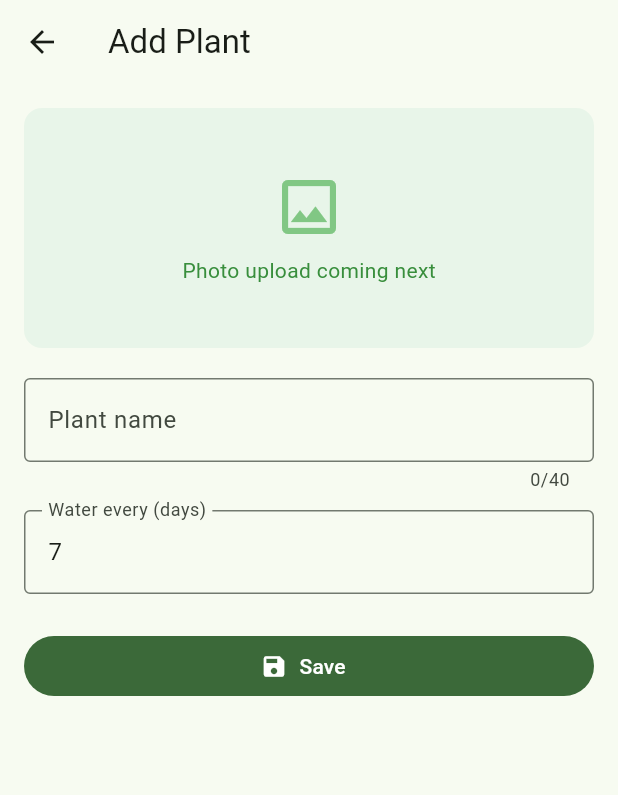
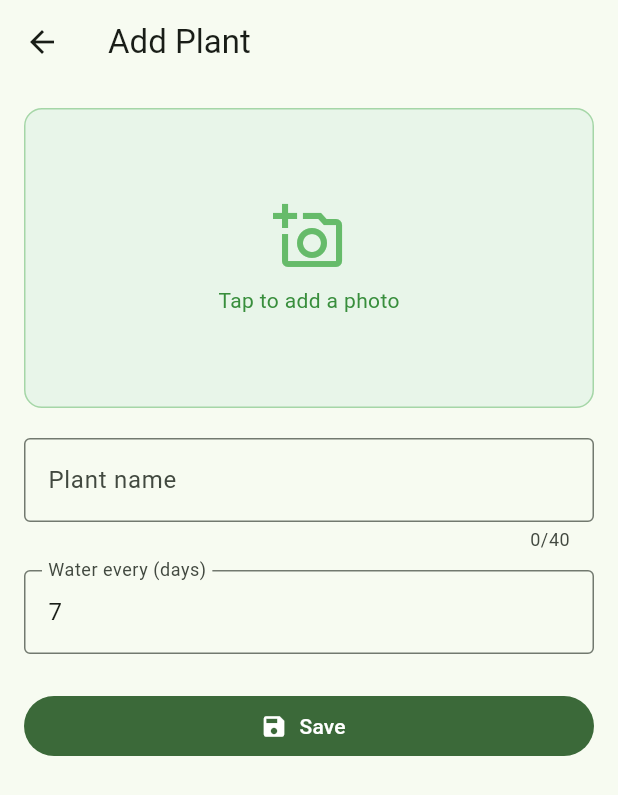
Before and after one commit to eric-zhao/flower-watering, a Flutter app: the screen it shows after launch, after a tap on the "add" icon, on a phone screen of 412 x 824 dp. Shown: the top 795 px of the screen. Run offline on Flutter 3.47's test engine with Material 3 defaults, Android fonts, the phone set to English and light mode, and no system bars; our stand-ins replace hive, hive_flutter, image_picker; accounts and stored records are empty.

Commit message:
Slice 2: photo upload from gallery or camera
Stores image bytes directly in the Plant record (Uint8List) so the same code
works in Chrome (IndexedDB) and Android (file sandbox) with no path juggling.
PlantAdapter bumped to typeId 1; main() now wipes the box if it can't read
the old schema, so the dev preview self-migrates on restart.

Add screen now opens a bottom sheet (gallery / camera / remove) and shows a
preview. Card thumbnails and the detail hero image render via Image.memory.

Co-Authored-By: Claude Opus 4.7 (1M context) <noreply@anthropic.com>

```diff
--- a/lib/main.dart
+++ b/lib/main.dart
@@ -12,11 +12,20 @@ Future<void> main() async {
   WidgetsFlutterBinding.ensureInitialized();
   await Hive.initFlutter();
   Hive.registerAdapter(PlantAdapter());
-  final box = await Hive.openBox<Plant>(_boxName);
+  final box = await _openOrReset();
   if (kDebugMode && box.isEmpty) {
     _seedDemoPlants(box);
   }
   runApp(FlowerWateringApp(repository: PlantRepository(box)));
+}
+
+Future<Box<Plant>> _openOrReset() async {
+  try {
+    return await Hive.openBox<Plant>(_boxName);
+  } catch (_) {
+    await Hive.deleteBoxFromDisk(_boxName);
+    return await Hive.openBox<Plant>(_boxName);
+  }
 }
 
 void _seedDemoPlants(Box<Plant> box) {
@@ -26,21 +35,21 @@ void _seedDemoPlants(Box<Plant> box) {
     Plant(
       id: 'demo-rosemary',
       name: 'Rosemary',
-      imagePath: '',
+      imageBytes: Uint8List(0),
       frequencyDays: 5,
       lastWatered: midnight.subtract(const Duration(days: 7)),
     ),
     Plant(
       id: 'demo-money-tree',
       name: 'Money Tree',
-      imagePath: '',
+      imageBytes: Uint8List(0),
       frequencyDays: 10,
       lastWatered: midnight.subtract(const Duration(days: 7)),
     ),
     Plant(
       id: 'demo-aloe',
       name: 'Aloe Vera',
-      imagePath: '',
+      imageBytes: Uint8List(0),
       frequencyDays: 14,
       lastWatered: midnight.subtract(const Duration(days: 2)),
     ),
--- a/lib/models/plant.dart
+++ b/lib/models/plant.dart
@@ -1,19 +1,26 @@
+import 'dart:typed_data';
+
 import 'package:hive/hive.dart';
 
 class Plant {
   Plant({
     required this.id,
     required this.name,
-    required this.imagePath,
+    required this.imageBytes,
     required this.frequencyDays,
     required this.lastWatered,
   });
 
   final String id;
   String name;
-  String imagePath;
+
+  /// Empty when no photo has been picked.
+  Uint8List imageBytes;
+
   int frequencyDays;
   DateTime lastWatered;
+
+  bool get hasImage => imageBytes.isNotEmpty;
 
   int daysSinceWatered(DateTime now) =>
       _midnight(now).difference(_midnight(lastWatered)).inDays;
@@ -30,14 +37,14 @@ class Plant {
 
 class PlantAdapter extends TypeAdapter<Plant> {
   @override
-  final int typeId = 0;
+  final int typeId = 1;
 
   @override
   Plant read(BinaryReader reader) {
     return Plant(
       id: reader.readString(),
       name: reader.readString(),
-      imagePath: reader.readString(),
+      imageBytes: Uint8List.fromList(reader.readByteList()),
       frequencyDays: reader.readInt(),
       lastWatered: DateTime.fromMillisecondsSinceEpoch(reader.readInt()),
     );
@@ -47,7 +54,7 @@ class PlantAdapter extends TypeAdapter<Plant> {
   void write(BinaryWriter writer, Plant obj) {
     writer.writeString(obj.id);
     writer.writeString(obj.name);
-    writer.writeString(obj.imagePath);
+    writer.writeByteList(obj.imageBytes);
     writer.writeInt(obj.frequencyDays);
     writer.writeInt(obj.lastWatered.millisecondsSinceEpoch);
   }
--- a/lib/screens/add_plant_screen.dart
+++ b/lib/screens/add_plant_screen.dart
@@ -1,5 +1,6 @@
 import 'package:flutter/material.dart';
 import 'package:flutter/services.dart';
+import 'package:image_picker/image_picker.dart';
 
 import '../services/plant_repository.dart';
 
@@ -16,6 +17,10 @@ class _AddPlantScreenState extends State<AddPlantScreen> {
   final _formKey = GlobalKey<FormState>();
   final _nameCtrl = TextEditingController();
   final _freqCtrl = TextEditingController(text: '7');
+  final _picker = ImagePicker();
+
+  Uint8List _imageBytes = Uint8List(0);
+  bool _picking = false;
 
   @override
   void dispose() {
@@ -24,11 +29,67 @@ class _AddPlantScreenState extends State<AddPlantScreen> {
     super.dispose();
   }
 
+  Future<void> _pickFrom(ImageSource source) async {
+    Navigator.of(context).pop();
+    setState(() => _picking = true);
+    try {
+      final picked = await _picker.pickImage(
+        source: source,
+        maxWidth: 1024,
+        maxHeight: 1024,
+        imageQuality: 85,
+      );
+      if (picked == null) return;
+      final bytes = await picked.readAsBytes();
+      if (!mounted) return;
+      setState(() => _imageBytes = bytes);
+    } catch (e) {
+      if (!mounted) return;
+      ScaffoldMessenger.of(context).showSnackBar(
+        SnackBar(content: Text('Could not pick image: $e')),
+      );
+    } finally {
+      if (mounted) setState(() => _picking = false);
+    }
+  }
+
+  void _openPickerSheet() {
+    showModalBottomSheet<void>(
+      context: context,
+      builder: (ctx) => SafeArea(
+        child: Column(
+          mainAxisSize: MainAxisSize.min,
+          children: [
+            ListTile(
+              leading: const Icon(Icons.photo_library),
+              title: const Text('Choose from gallery'),
+              onTap: () => _pickFrom(ImageSource.gallery),
+            ),
+            ListTile(
+              leading: const Icon(Icons.photo_camera),
+              title: const Text('Take a photo'),
+              onTap: () => _pickFrom(ImageSource.camera),
+            ),
+            if (_imageBytes.isNotEmpty)
+              ListTile(
+                leading: const Icon(Icons.delete_outline),
+                title: const Text('Remove photo'),
+                onTap: () {
+                  Navigator.of(ctx).pop();
+                  setState(() => _imageBytes = Uint8List(0));
+                },
+              ),
+          ],
+        ),
+      ),
+    );
+  }
+
   void _save() {
     if (!_formKey.currentState!.validate()) return;
     widget.repository.create(
       name: _nameCtrl.text.trim(),
-      imagePath: '',
+      imageBytes: _imageBytes,
       frequencyDays: int.parse(_freqCtrl.text.trim()),
     );
     Navigator.of(context).pop();
@@ -45,25 +106,10 @@ class _AddPlantScreenState extends State<AddPlantScreen> {
           child: Column(
             crossAxisAlignment: CrossAxisAlignment.stretch,
             children: [
-              Container(
-                height: 160,
-                decoration: BoxDecoration(
-                  color: Colors.green.shade50,
-                  borderRadius: BorderRadius.circular(12),
-                ),
-                alignment: Alignment.center,
-                child: Column(
-                  mainAxisSize: MainAxisSize.min,
-                  children: [
-                    Icon(Icons.image_outlined,
-                        size: 48, color: Colors.green.shade300),
-                    const SizedBox(height: 8),
-                    Text(
-                      'Photo upload coming next',
-                      style: TextStyle(color: Colors.green.shade700),
-                    ),
-                  ],
-                ),
+              _PhotoPickerBox(
+                bytes: _imageBytes,
+                busy: _picking,
+                onTap: _openPickerSheet,
               ),
               const SizedBox(height: 20),
               TextFormField(
@@ -108,3 +154,66 @@ class _AddPlantScreenState extends State<AddPlantScreen> {
     );
   }
 }
+
+class _PhotoPickerBox extends StatelessWidget {
+  const _PhotoPickerBox({
+    required this.bytes,
+    required this.busy,
+    required this.onTap,
+  });
+
+  final Uint8List bytes;
+  final bool busy;
+  final VoidCallback onTap;
+
+  @override
+  Widget build(BuildContext context) {
+    return InkWell(
+      onTap: busy ? null : onTap,
+      borderRadius: BorderRadius.circular(12),
+      child: Container(
+        height: 200,
+        decoration: BoxDecoration(
+          color: Colors.green.shade50,
+          borderRadius: BorderRadius.circular(12),
+          border: Border.all(color: Colors.green.shade200),
+        ),
+        clipBehavior: Clip.antiAlias,
+        child: busy
+            ? const Center(child: CircularProgressIndicator())
+            : bytes.isNotEmpty
+                ? Stack(
+                    fit: StackFit.expand,
+                    children: [
+                      Image.memory(bytes, fit: BoxFit.cover),
+                      Positioned(
+                        right: 8,
+                        bottom: 8,
+                        child: Material(
+                          color: Colors.black54,
+                          shape: const CircleBorder(),
+                          child: const Padding(
+                            padding: EdgeInsets.all(8),
+                            child: Icon(Icons.edit,
+                                size: 18, color: Colors.white),
+                          ),
+                        ),
+                      ),
+                    ],
+                  )
+                : Column(
+                    mainAxisAlignment: MainAxisAlignment.center,
+                    children: [
+                      Icon(Icons.add_a_photo_outlined,
+                          size: 48, color: Colors.green.shade400),
+                      const SizedBox(height: 8),
+                      Text(
+                        'Tap to add a photo',
+                        style: TextStyle(color: Colors.green.shade700),
+                      ),
+                    ],
+                  ),
+      ),
+    );
+  }
+}
--- a/lib/services/plant_repository.dart
+++ b/lib/services/plant_repository.dart
@@ -21,13 +21,13 @@ class PlantRepository extends ChangeNotifier {
 
   Plant create({
     required String name,
-    required String imagePath,
+    required Uint8List imageBytes,
     required int frequencyDays,
   }) {
     final plant = Plant(
       id: _uuid.v4(),
       name: name,
-      imagePath: imagePath,
+      imageBytes: imageBytes,
       frequencyDays: frequencyDays,
       lastWatered: _midnight(DateTime.now()),
     );
--- a/pubspec.yaml
+++ b/pubspec.yaml
@@ -37,6 +37,7 @@ dependencies:
   path_provider: ^2.1.4
   uuid: ^4.5.1
   intl: ^0.19.0
+  image_picker: ^1.1.2
 
 dev_dependencies:
   flutter_test:
```
Also changed, not shown: lib/screens/plant_detail_screen.dart (+10 -12 lines), lib/widgets/plant_card.dart (+10 -12 lines), pubspec.lock.
